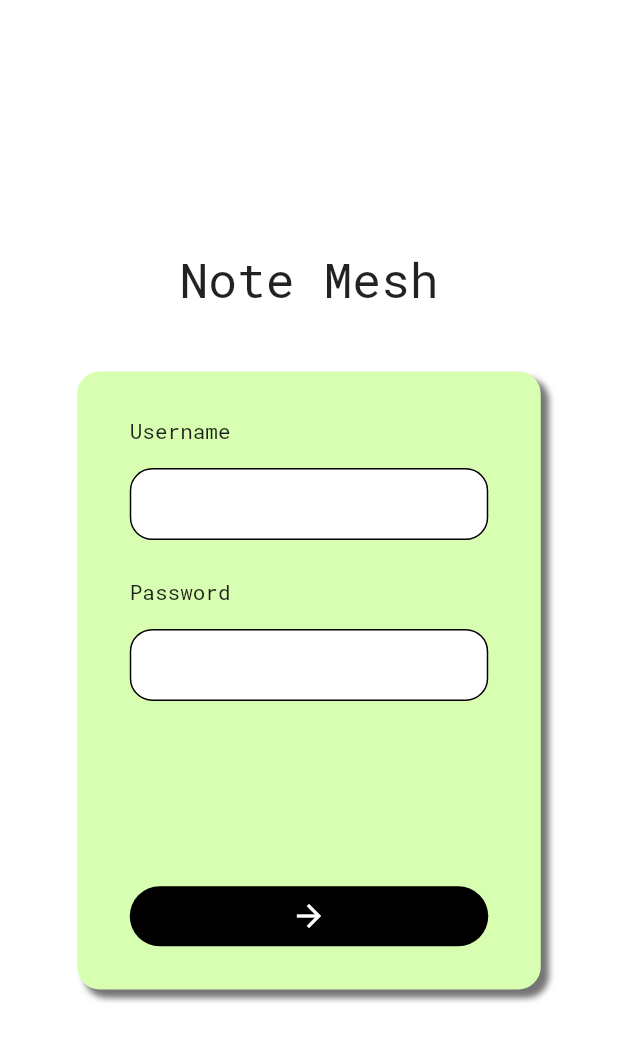
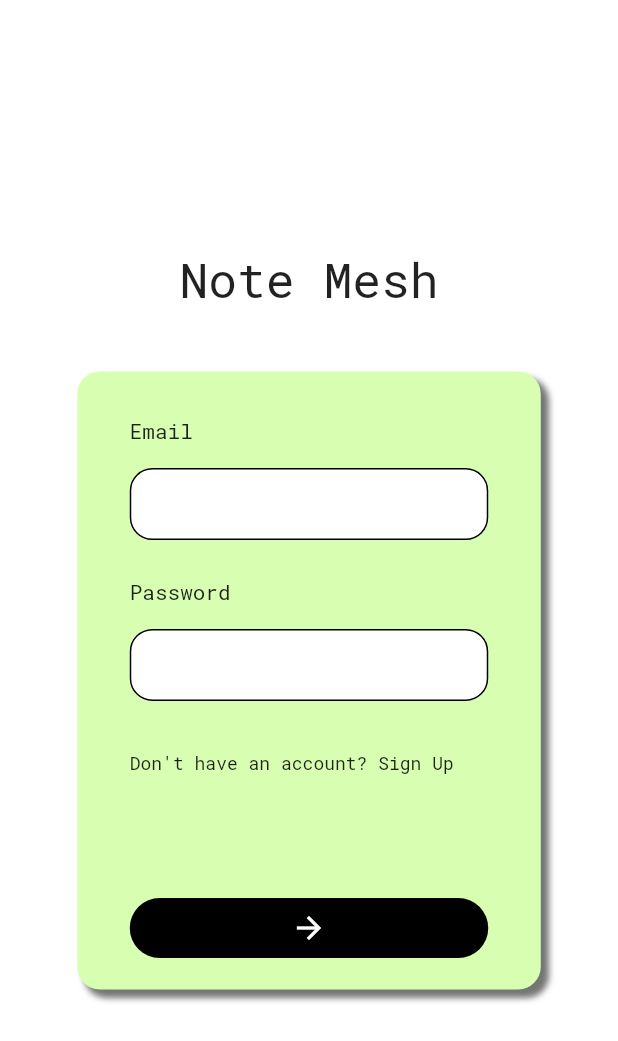
Before and after one commit to ishaan-arya/note-mesh-student, a Flutter app: the screen it shows after launch, on a phone screen of 412 x 824 dp. Shown: the top 1041 px of the screen. Run offline on Flutter 3.47's test engine with Material 2 defaults, Android fonts, the phone set to English and light mode, and no system bars; our stand-ins replace file_picker.

Commit message:
fx[login] => 💳 fixed login screen for sign up process

```diff
--- a/lib/files.dart
+++ b/lib/files.dart
@@ -1,7 +1,6 @@
 import 'package:flutter/material.dart';
 import 'package:file_picker/file_picker.dart';
 import 'dart:io';
-
 import 'package:note_mesh/utils/constants.dart';
 
 class FileScreen extends StatefulWidget {
--- a/lib/login.dart
+++ b/lib/login.dart
@@ -15,7 +15,7 @@ class LoginScreen extends StatelessWidget {
                 padding: EdgeInsets.fromLTRB(0, 0, 0, 0),
                 child: Text(
                   "Note Mesh",
-                  style: TextStyle(fontFamily: "RobotoMono", fontSize: 32),
+                  style: kHeadingStyle,
                 ),
               ),
               SizedBox(
@@ -24,21 +24,7 @@ class LoginScreen extends StatelessWidget {
               Container(
                 height: MediaQuery.of(context).size.height * 0.5,
                 width: MediaQuery.of(context).size.width * 0.75,
-                decoration: BoxDecoration(
-                  color: Color(0xffD8FFB1),
-                  borderRadius: BorderRadius.circular(15),
-                  boxShadow: [
-                    BoxShadow(
-                      color: Colors.grey.shade600,
-                      offset: const Offset(
-                        5.0,
-                        5.0,
-                      ),
-                      blurRadius: 3.0,
-                      spreadRadius: 0.5,
-                    ), //BoxShadow
-                  ],
-                ),
+                decoration: kGreenBoxDecoration,
                 child: Padding(
                   padding:
                       EdgeInsets.only(left: 35, top: 30, bottom: 15, right: 35),
@@ -46,7 +32,7 @@ class LoginScreen extends StatelessWidget {
                     crossAxisAlignment: CrossAxisAlignment.start,
                     children: [
                       Text(
-                        "Username",
+                        "Email",
                         style: TextStyle(fontFamily: "RobotoMono"),
                       ),
                       SizedBox(
@@ -77,7 +63,18 @@ class LoginScreen extends StatelessWidget {
                         obscureText: true,
                       ),
                       SizedBox(
-                        height: MediaQuery.of(context).size.height * 0.15,
+                        height: MediaQuery.of(context).size.height * 0.04,
+                      ),
+                      GestureDetector(
+                        onTap: () {},
+                        child: Text(
+                          "Don't have an account? Sign Up",
+                          style:
+                              TextStyle(fontFamily: "RobotoMono", fontSize: 12),
+                        ),
+                      ),
+                      SizedBox(
+                        height: MediaQuery.of(context).size.height * 0.10,
                       ),
                       GestureDetector(
                         onTap: () {
@@ -92,10 +89,11 @@ class LoginScreen extends StatelessWidget {
                             borderRadius: BorderRadius.circular(20),
                           ),
                           child: Center(
-                              child: Icon(
-                            Icons.arrow_forward,
-                            color: Colors.white,
-                          )),
+                            child: Icon(
+                              Icons.arrow_forward,
+                              color: Colors.white,
+                            ),
+                          ),
                         ),
                       ),
                     ],
--- a/lib/main.dart
+++ b/lib/main.dart
@@ -1,4 +1,5 @@
 import 'package:flutter/material.dart';
+import 'files.dart';
 import 'login.dart';
 
 void main() {
@@ -13,6 +14,7 @@ class MyApp extends StatelessWidget {
     return MaterialApp(
       routes: {
         '/': (context) => LoginScreen(),
+        // '/files': (context) => FileScreen(),
       },
       initialRoute: '/',
     );
```
Also changed, not shown: 7 other files.
